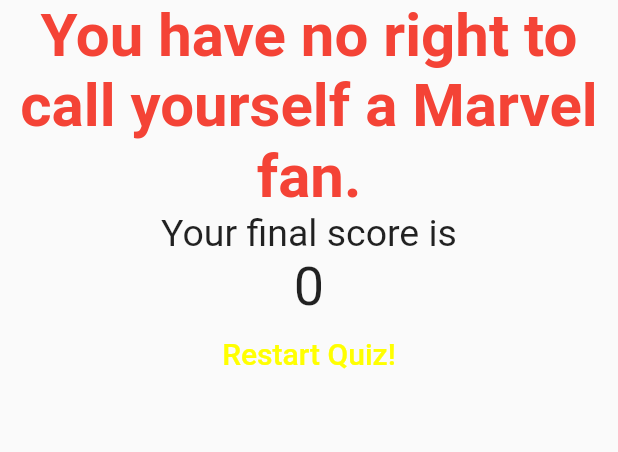
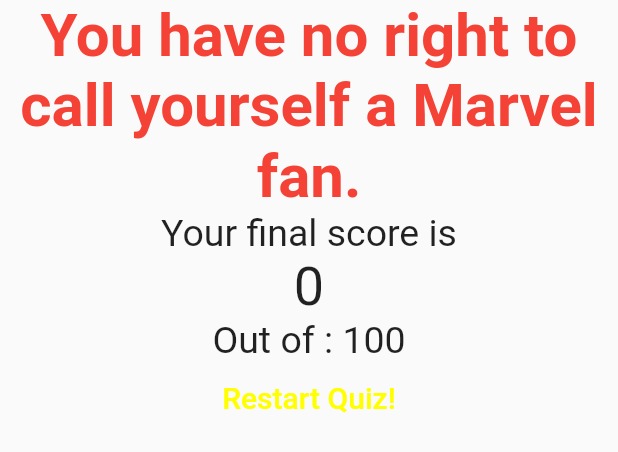
Before and after one commit to ab85hishek/Marvel_quiz_app, a Flutter app: the Result widget shown alone on an empty page, opened directly with empty values, on a phone screen of 412 x 824 dp. Shown: the top 452 px of the screen. Run offline on Flutter 3.47's test engine with Material 2 defaults, Android fonts, the phone set to English and light mode, and no system bars.

```diff
--- a/lib/main.dart
+++ b/lib/main.dart
@@ -60,6 +60,51 @@ class _MyAppState extends State<MyApp> {
        {'text':'\"I WANT YOU BACK\,\" THE JACKSON 5', 'score':10},
        ],
     },
+    {
+      'questionText': 'What name did Black Widow use when first introduced to Tony Stark in Iron Man 2?',
+      'answers': [
+       {'text':'Natalia Romanoff', 'score':0},
+       {'text':'Natalie Russell', 'score':0},
+       {'text':'Natalia Roman', 'score':0},
+       {'text':'Natalie Rushman', 'score':10},
+       ],
+    },
+    {
+      'questionText': 'In how many Marvel Studios films does Agent Coulson appear?',
+      'answers': [
+       {'text':'4', 'score':0},
+       {'text':'6', 'score':0},
+       {'text':'2', 'score':0},
+       {'text':'5', 'score':10},
+       ],
+    },
+    {
+      'questionText': 'When did Howard Stark die?',
+      'answers': [
+       {'text':'December 16, 1991', 'score':10},
+       {'text':'January 12, 1991', 'score':0},
+       {'text':'March 31, 1991', 'score':0},
+       {'text':'May 3, 1991', 'score':0},
+       ],
+    },
+    {
+      'questionText': 'Who is Thanos’s father?',
+      'answers': [
+       {'text':'Ziran the Tester', 'score':0},
+       {'text':'Zuras', 'score':0},
+       {'text':'A\’Lars', 'score':10},
+       {'text':'Valkin', 'score':0},
+       ],
+    },
+    {
+      'questionText': 'True or False: The Infinity Gauntlet makes a cameo appearance in Thor?',
+      'answers': [
+       {'text':'True', 'score':10},
+       {'text':'False', 'score':0},
+
+       ],
+    },
+
   ];
   var _totalScore =0;
 
--- a/lib/result.dart
+++ b/lib/result.dart
@@ -13,11 +13,14 @@ class Result extends StatelessWidget {
     var resultText = 'You did it!';
     if (resultScore <= 20) {
       resultText = 'You have no right to call yourself a Marvel fan.';
-    } else if (resultScore > 20 && resultScore <= 40) {
+    } else if (resultScore > 20 && resultScore <= 50) {
       resultText =
           'With a little bit of improvement you can become a Marvelian.';
-    } else if (resultScore > 40) {
-      resultText = 'You are a real marvel guy.';
+    } else if (resultScore > 50 && resultScore<=90) {
+      resultText = 'You can call yourself a marvel fan.';
+    }
+    else if (resultScore > 90 ) {
+      resultText = 'You can call yourself a true marvel fan.';
     }
     return resultText;
   }
@@ -48,6 +51,11 @@ class Result extends StatelessWidget {
             style: TextStyle(fontSize: 36, fontWeight: FontWeight.normal),
             textAlign: TextAlign.center,
           ),
+           Text(
+            'Out of : 100',
+            style: TextStyle(fontSize: 25, fontWeight: FontWeight.normal),
+            textAlign: TextAlign.center,
+          ),
           FlatButton(
             onPressed: resetHandler,
             child: Text(
```
